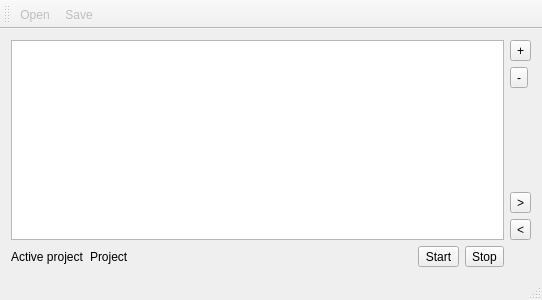
This is MainWindow.ui in hheld/TimeLogger as Qt 5 draws it before an edit. The edited form follows.
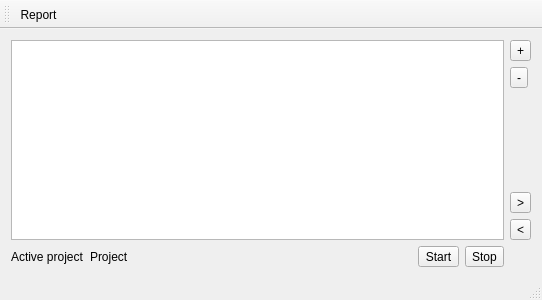
This is the edited form. Custom widgets are drawn as their Qt base class.

Commit message:
Started implementing reports.
refs #7

```diff
--- a/MainWindow.ui
+++ b/MainWindow.ui
@@ -138,36 +138,15 @@
    <attribute name="toolBarBreak">
     <bool>false</bool>
    </attribute>
-   <addaction name="actionOpen"/>
-   <addaction name="actionSave"/>
+   <addaction name="actionReport"/>
   </widget>
   <widget class="QStatusBar" name="statusBar"/>
-  <action name="actionSave">
-   <property name="enabled">
-    <bool>false</bool>
-   </property>
+  <action name="actionReport">
    <property name="text">
-    <string>Save ...</string>
+    <string>Report</string>
    </property>
    <property name="toolTip">
-    <string>Save projects to XML file</string>
-   </property>
-   <property name="visible">
-    <bool>false</bool>
-   </property>
-  </action>
-  <action name="actionOpen">
-   <property name="enabled">
-    <bool>false</bool>
-   </property>
-   <property name="text">
-    <string>Open ...</string>
-   </property>
-   <property name="toolTip">
-    <string>Load projects from XML file</string>
-   </property>
-   <property name="visible">
-    <bool>false</bool>
+    <string>Generate a report of worked hours</string>
    </property>
   </action>
  </widget>
```
The commit also changes 6 other files.
